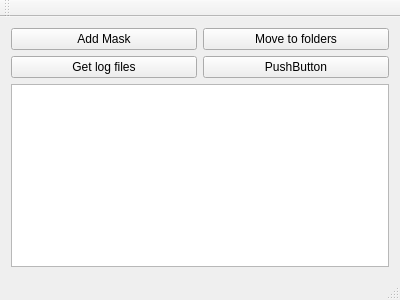
Old version of the form mainwindow.ui in the repository szazdenes/Maskingfor1000Viking.
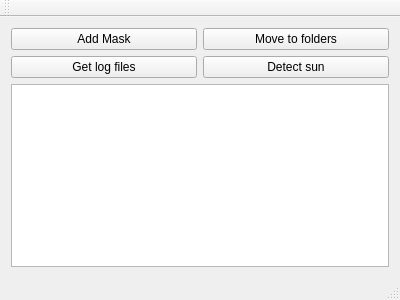
New version of the form.

Commit message: sun location added to masked pics

Patch:
```diff
--- a/mainwindow.ui
+++ b/mainwindow.ui
@@ -42,7 +42,7 @@
     <item row="1" column="1">
      <widget class="QPushButton" name="pushButton_2">
       <property name="text">
-       <string>PushButton</string>
+       <string>Detect sun</string>
       </property>
      </widget>
     </item>
```
Left out of the diff: 2 changed lines with no effect on the pictures. The commit also changes 2 other files.
